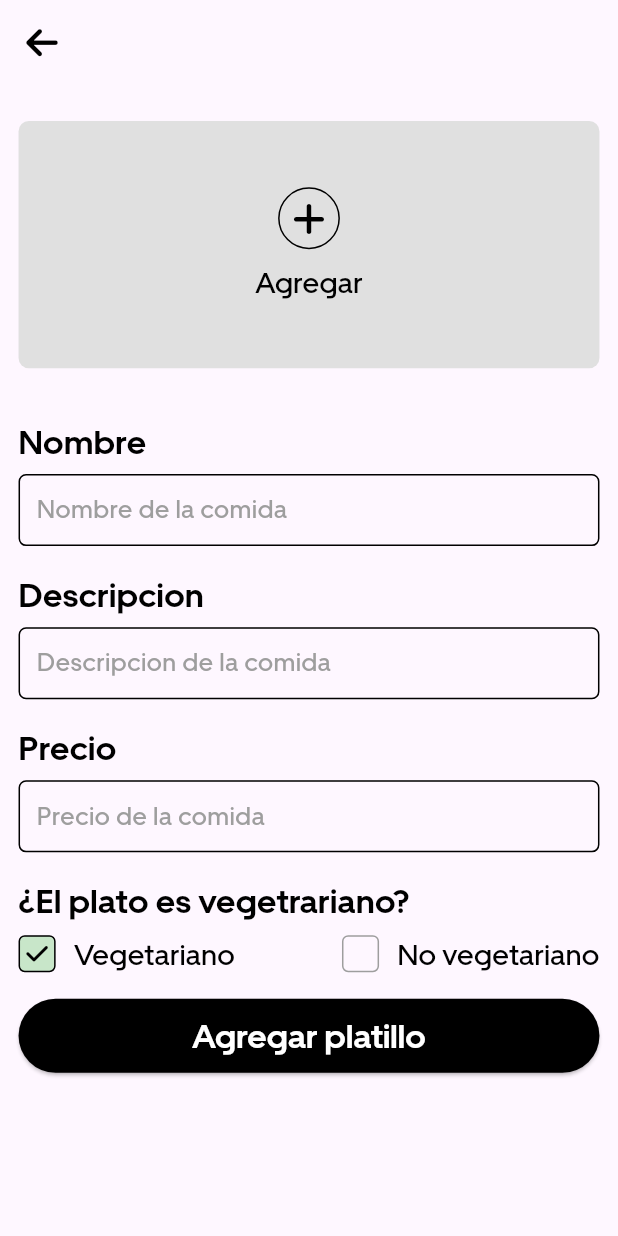
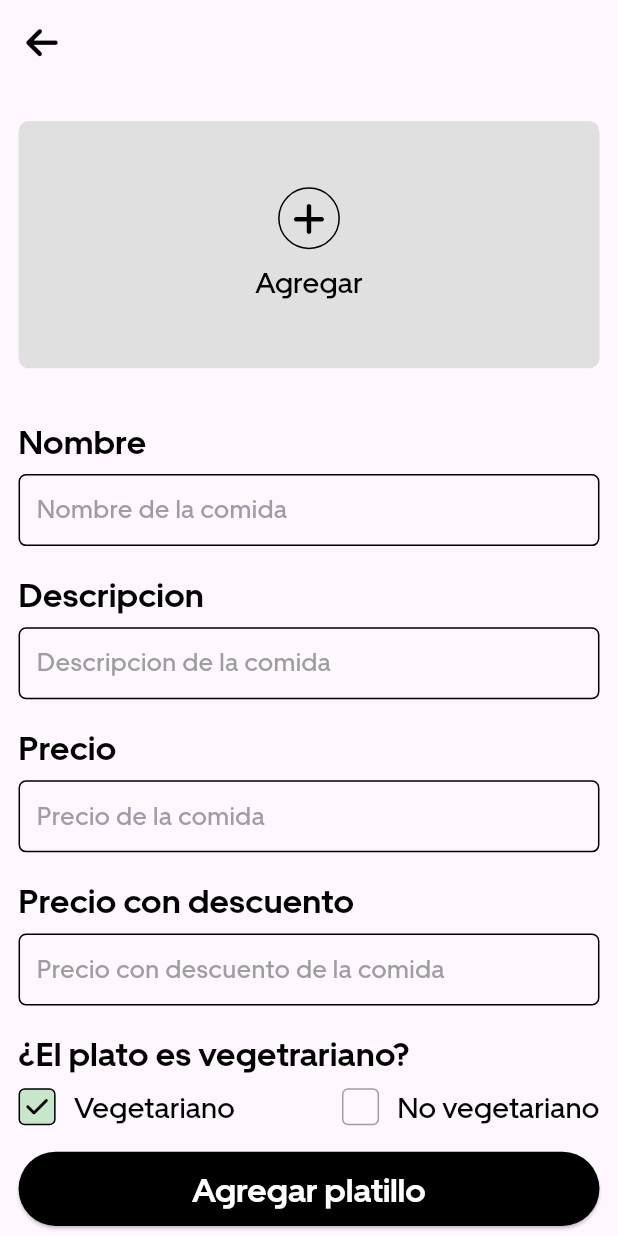
Before and after one commit to Lovealone1/DelieveryDlloMovil-Restaurant, a Flutter app: the AddFoodItemScreen screen opened directly, on a phone screen of 412 x 824 dp. Run offline on Flutter 3.47's test engine with Material 3 defaults, Android fonts, the phone set to English and light mode, and no system bars; our stand-ins replace carousel_slider, cloud_firestore, country_picker, firebase_auth, firebase_core, firebase_storage and 8 more; missing offline and left inert: flutter_geofire; accounts and stored records are empty; network calls fail.

Commit message:
Fix: Modificacion del modelo de comida, para agregar el campo de precio con descuento

```diff
--- a/lib/models/addFoodModel/addFoodModel.dart
+++ b/lib/models/addFoodModel/addFoodModel.dart
@@ -10,7 +10,8 @@ class AddFoodModel {
   String description;
   String foodImageURL;
   bool isVegetarian;
-  String price;
+  String actualPrice;
+  String discountedPrice;
   AddFoodModel(
       {required this.name,
       required this.restaurantUID,
@@ -19,7 +20,8 @@ class AddFoodModel {
       required this.description,
       required this.foodImageURL,
       required this.isVegetarian,
-      required this.price});
+      required this.actualPrice,
+      required this.discountedPrice,});
   Map<String, dynamic> toMap() {
     return <String, dynamic>{
       'name': name,
@@ -29,7 +31,8 @@ class AddFoodModel {
       'description': description,
       'foodImageURL': foodImageURL,
       'isVegetarian': isVegetarian,
-      'price': price,
+      'actualPrice': actualPrice,
+      'discountedPrice': discountedPrice,
     };
   }
 
@@ -46,7 +49,8 @@ class AddFoodModel {
           map['foodImageURL'] != null ? map['foodImageURL'] as String : '',
       isVegetarian:
           map['isVegetarian'] != null ? map['isVegetarian'] as bool : false,
-      price: map['price'] != null ? map['price'] as String : '',
+      actualPrice: map['actualPrice'] != null ? map['actualPrice'] as String : '',
+      discountedPrice: map['discountedPrice'] != null ? map['discountedPrice'] as String : '',
     );
   }
 
--- a/lib/view/addFoodItem/addFoodItem.dart
+++ b/lib/view/addFoodItem/addFoodItem.dart
@@ -22,7 +22,8 @@ class AddFoodItemScreen extends StatefulWidget {
 class _AddFoodItemScreenState extends State<AddFoodItemScreen> {
   TextEditingController foodNameController = TextEditingController();
   TextEditingController foodDescriptionController = TextEditingController();
-  TextEditingController foodPriceController = TextEditingController();
+  TextEditingController discountedPriceController = TextEditingController();
+  TextEditingController actualPriceController = TextEditingController();
   bool foodIsPureVegetarian = true;
   bool pressedAddFoodItemButton = false;
 
@@ -128,9 +129,18 @@ class _AddFoodItemScreenState extends State<AddFoodItemScreen> {
             height: 2.h,
           ),
           CommonTextfield(
-            controller: foodPriceController,
+            controller: actualPriceController,
             title: 'Precio ',
             hintText: 'Precio de la comida',
+            keyboardType: TextInputType.number,
+          ),
+          SizedBox(
+            height: 2.h,
+          ),
+          CommonTextfield(
+            controller: discountedPriceController,
+            title: 'Precio con descuento',
+            hintText: 'Precio con descuento de la comida',
             keyboardType: TextInputType.number,
           ),
           SizedBox(
@@ -244,7 +254,8 @@ class _AddFoodItemScreenState extends State<AddFoodItemScreen> {
                 description: foodDescriptionController.text.trim(),
                 foodImageURL: context.read<FoodProvider>().foodImageURL!,
                 isVegetarian: foodIsPureVegetarian,
-                price: foodPriceController.text.trim(),
+                actualPrice: actualPriceController.text.trim(),
+                discountedPrice: discountedPriceController.text.trim(),
               );
               await FoodDataCRUDServices.uploadFoodData(context, data);
               await context.read<FoodProvider>().getFoodData();
```
Also changed, not shown: lib/view/menuScreen/menuScreen.dart (+11 -3 lines).
